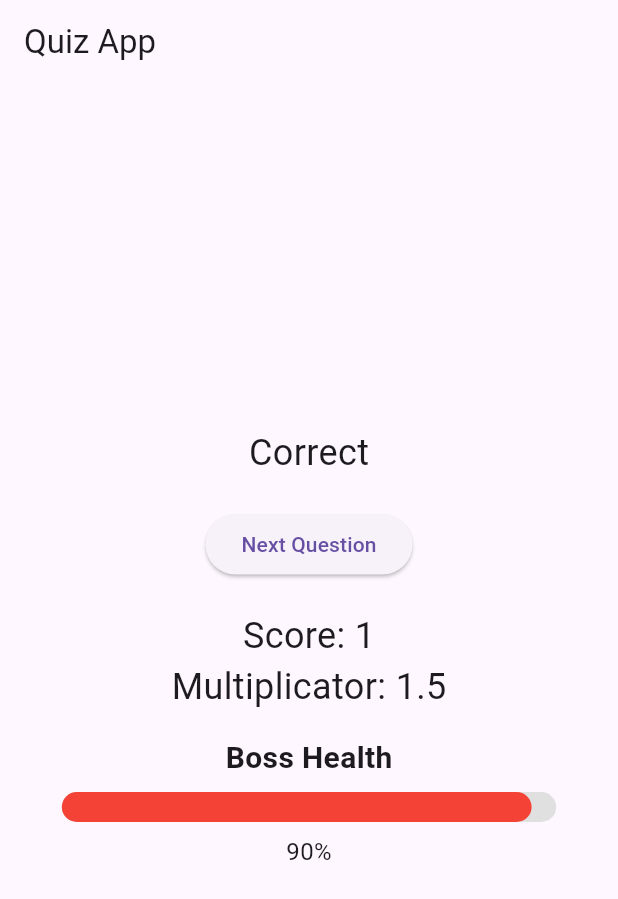
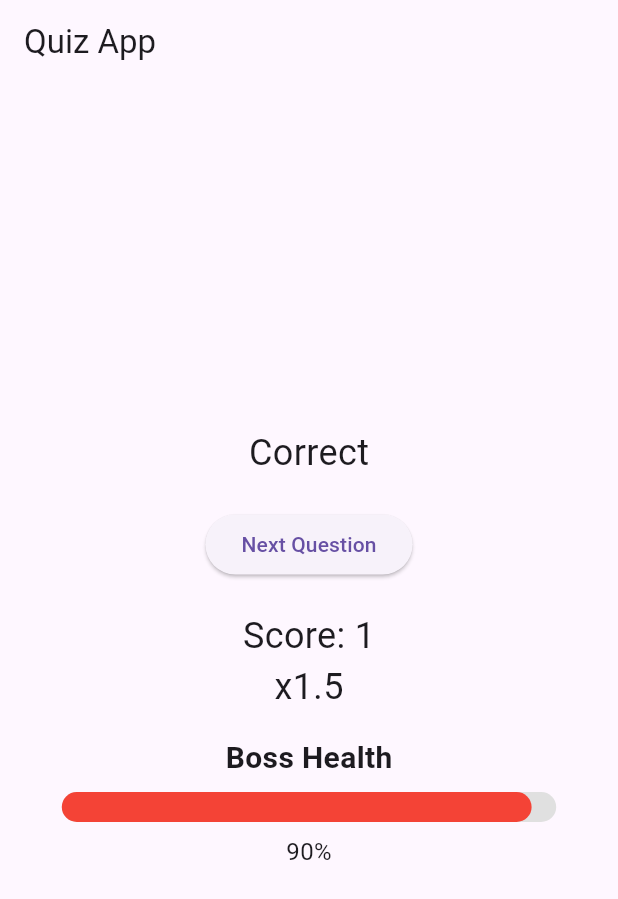
Before and after one commit to Em-N-Emss/FLE-Project-App, a Flutter app: the screen it shows after launch, after a tap on "Hello", on a phone screen of 412 x 824 dp. Shown: the top 899 px of the screen. Run offline on Flutter 3.47's test engine with Material 3 defaults, Android fonts, the light colour scheme and no system bars.

Commit message:
fix multiplicator affichage

```diff
--- a/lib/main.dart
+++ b/lib/main.dart
@@ -111,12 +111,12 @@ class _QuizPageState extends State<QuizPage> {
               'Score: $_score',
               style: TextStyle(fontSize: 24.0),
             ),
-             if (_showResult) // Add this condition to display the multiplicator of good answers
+            //Multiplicator of good answer
             Row(
               mainAxisAlignment: MainAxisAlignment.center,
               children: [
                 Text(
-                  'Multiplicator: ',
+                  'x',
                   style: TextStyle(fontSize: 24.0),
                 ),
                 Text(
```
